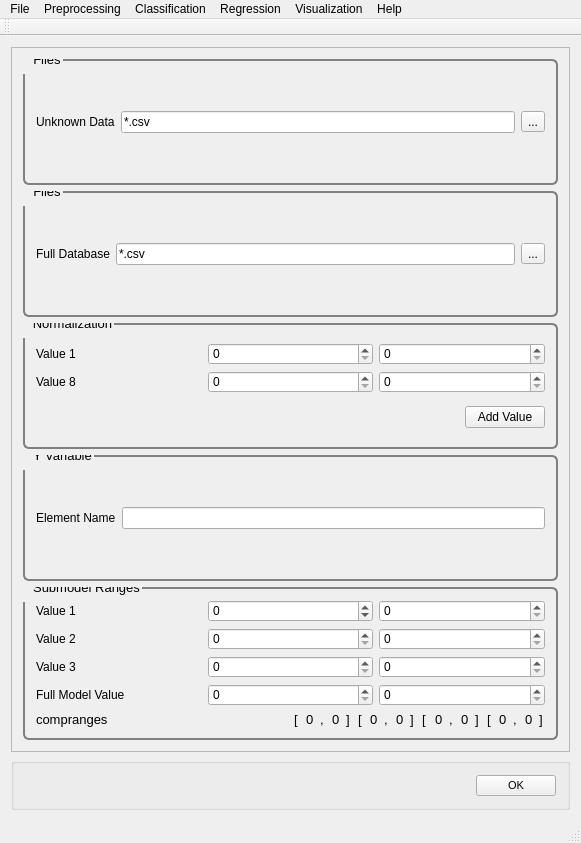
This is src/PYSAT_Gui_UI_Forms/02_mainwindow_no_NumberOfComponents.ui in tisaconundrum2/PySAT-GUI as Qt 5 draws it before an edit. The edited form follows.
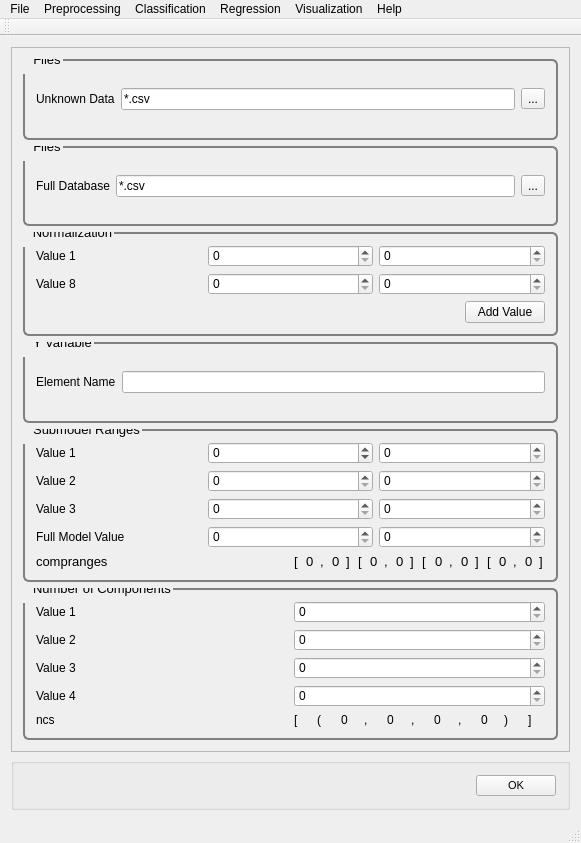
This is the edited form.

Patch:
```diff
--- a/src/PYSAT_Gui_UI_Forms/02_mainwindow_no_NumberOfComponents.ui
+++ b/src/PYSAT_Gui_UI_Forms/02_mainwindow_no_NumberOfComponents.ui
@@ -676,6 +676,180 @@
           </layout>
          </widget>
         </item>
+        <item>
+         <widget class="QGroupBox" name="CreateModels">
+          <property name="font">
+           <font>
+            <pointsize>10</pointsize>
+           </font>
+          </property>
+          <property name="title">
+           <string>Number of Components</string>
+          </property>
+          <layout class="QVBoxLayout" name="verticalLayout_17">
+           <item>
+            <layout class="QHBoxLayout" name="horizontalLayout_14">
+             <item>
+              <layout class="QVBoxLayout" name="verticalLayout_18">
+               <item>
+                <widget class="QLabel" name="label_70">
+                 <property name="text">
+                  <string>Value 1</string>
+                 </property>
+                </widget>
+               </item>
+               <item>
+                <widget class="QLabel" name="label_71">
+                 <property name="text">
+                  <string>Value 2</string>
+                 </property>
+                </widget>
+               </item>
+               <item>
+                <widget class="QLabel" name="label_72">
+                 <property name="text">
+                  <string>Value 3</string>
+                 </property>
+                </widget>
+               </item>
+               <item>
+                <widget class="QLabel" name="label_73">
+                 <property name="text">
+                  <string>Value 4</string>
+                 </property>
+                </widget>
+               </item>
+              </layout>
+             </item>
+             <item>
+              <layout class="QVBoxLayout" name="verticalLayout_19">
+               <item>
+                <widget class="QSpinBox" name="create_model_spin">
+                 <property name="maximum">
+                  <number>20</number>
+                 </property>
+                </widget>
+               </item>
+               <item>
+                <widget class="QSpinBox" name="create_model_spin_2">
+                 <property name="maximum">
+                  <number>20</number>
+                 </property>
+                </widget>
+               </item>
+               <item>
+                <widget class="QSpinBox" name="create_model_spin_3">
+                 <property name="maximum">
+                  <number>20</number>
+                 </property>
+                </widget>
+               </item>
+               <item>
+                <widget class="QSpinBox" name="create_model_spin_4">
+                 <property name="maximum">
+                  <number>20</number>
+                 </property>
+                </widget>
+               </item>
+              </layout>
+             </item>
+            </layout>
+           </item>
+           <item>
+            <layout class="QHBoxLayout" name="horizontalLayout_15">
+             <item>
+              <widget class="QLabel" name="label_74">
+               <property name="text">
+                <string>ncs</string>
+               </property>
+              </widget>
+             </item>
+             <item>
+              <layout class="QHBoxLayout" name="horizontalLayout_16">
+               <item>
+                <widget class="QLabel" name="label_75">
+                 <property name="text">
+                  <string>[</string>
+                 </property>
+                </widget>
+               </item>
+               <item>
+                <widget class="QLabel" name="label_76">
+                 <property name="text">
+                  <string>(</string>
+                 </property>
+                </widget>
+               </item>
+               <item>
+                <widget class="QLabel" name="label_77">
+                 <property name="text">
+                  <string>0</string>
+                 </property>
+                </widget>
+               </item>
+               <item>
+                <widget class="QLabel" name="label_78">
+                 <property name="text">
+                  <string>,</string>
+                 </property>
+                </widget>
+               </item>
+               <item>
+                <widget class="QLabel" name="label_79">
+                 <property name="text">
+                  <string>0</string>
+                 </property>
+                </widget>
+               </item>
+               <item>
+                <widget class="QLabel" name="label_83">
+                 <property name="text">
+                  <string>,</string>
+                 </property>
+                </widget>
+               </item>
+               <item>
+                <widget class="QLabel" name="label_84">
+                 <property name="text">
+                  <string>0</string>
+                 </property>
+                </widget>
+               </item>
+               <item>
+                <widget class="QLabel" name="label_88">
+                 <property name="text">
+                  <string>,</string>
+                 </property>
+                </widget>
+               </item>
+               <item>
+                <widget class="QLabel" name="label_89">
+                 <property name="text">
+                  <string>0</string>
+                 </property>
+                </widget>
+               </item>
+               <item>
+                <widget class="QLabel" name="label_90">
+                 <property name="text">
+                  <string>)</string>
+                 </property>
+                </widget>
+               </item>
+               <item>
+                <widget class="QLabel" name="label_91">
+                 <property name="text">
+                  <string>]</string>
+                 </property>
+                </widget>
+               </item>
+              </layout>
+             </item>
+            </layout>
+           </item>
+          </layout>
+         </widget>
+        </item>
        </layout>
        <zorder>Y_variable</zorder>
        <zorder>Normalization</zorder>
```
Left out of the diff: 69 changed lines with no effect on the pictures.
